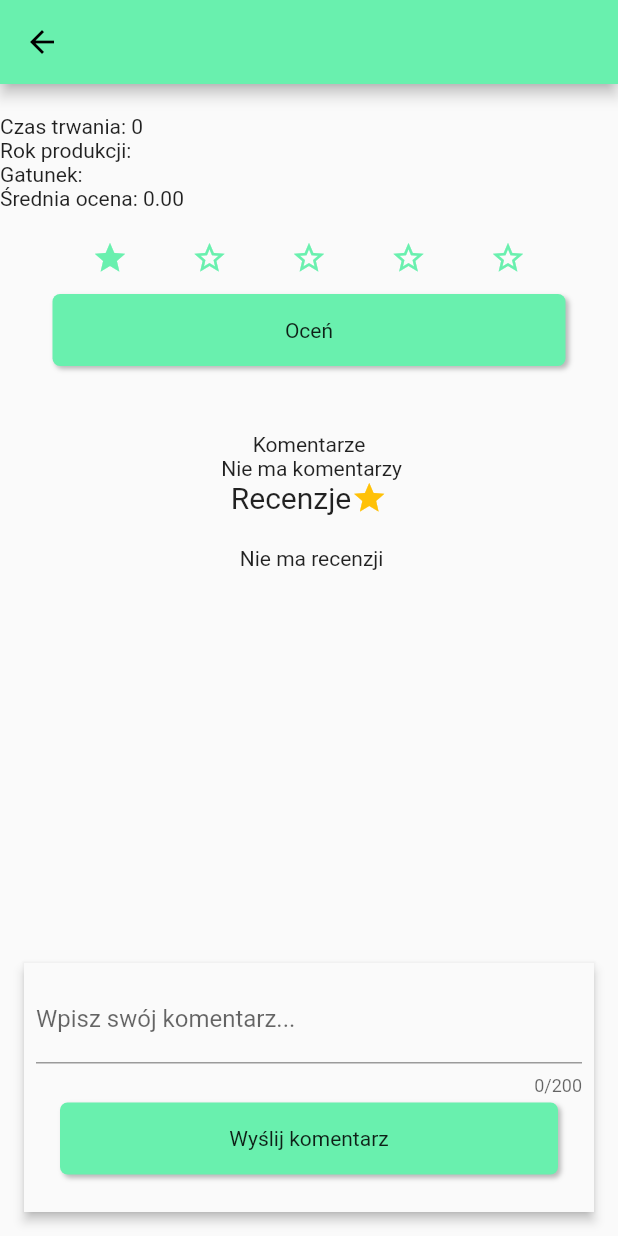
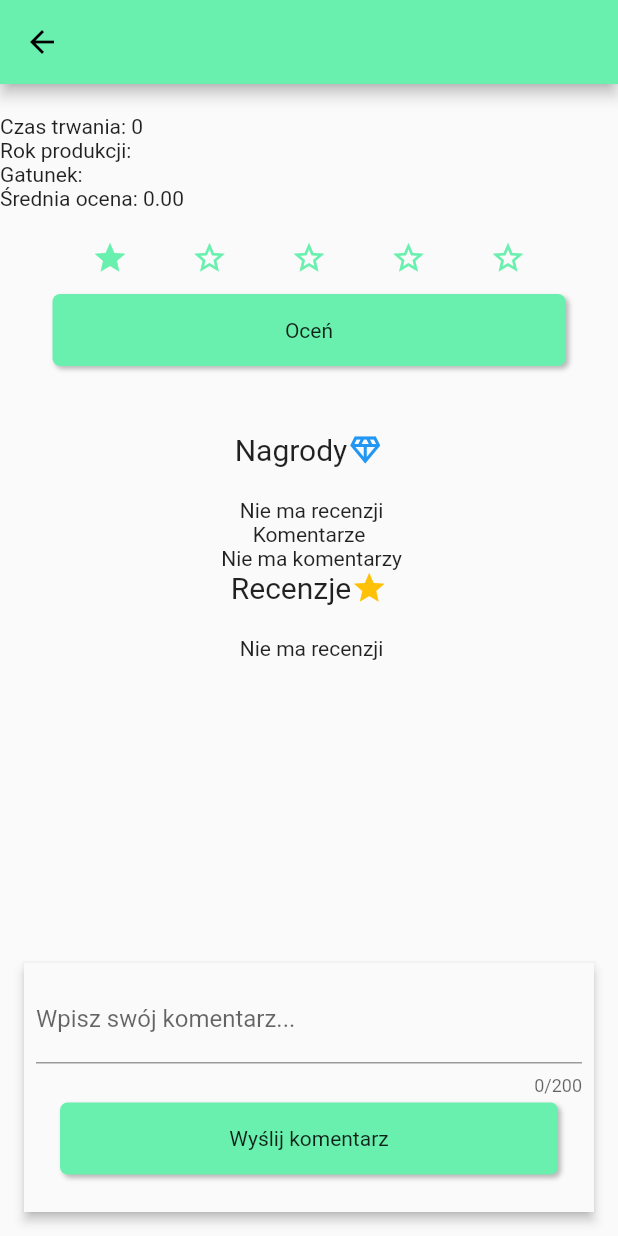
Before and after one commit to DimaGolt/Bazy_danych_2, a Flutter app: the FilmScreen screen opened directly with empty values, after a tap on the "star border" icon, on a phone screen of 412 x 824 dp. Run offline on Flutter 3.47's test engine with Material 2 defaults, Android fonts, the light colour scheme and no system bars; our stand-ins replace auto_route; missing offline and left inert: mysql_client; accounts and stored records are empty.

Commit message:
add prize widget to film screen

```diff
--- /dev/null
+++ b/lib/models/prize.dart
@@ -0,0 +1,7 @@
+class Prize {
+  int filmId;
+  String name;
+  String dateOfSuccess;
+
+  Prize(this.filmId, this.name, this.dateOfSuccess);
+}
--- a/lib/services/database_service.dart
+++ b/lib/services/database_service.dart
@@ -3,6 +3,7 @@ import 'package:mysql_client/mysql_client.dart';
 
 import '../models/film.dart';
 import '../models/person.dart';
+import '../models/prize.dart';
 import '../models/user.dart';
 import '../models/comment.dart';
 
@@ -119,5 +120,15 @@ class DatabaseService extends ChangeNotifier {
     return int.tryParse(result?.rows.first.colAt(3) ?? '1f');
   }
 
+  Future<List<Prize>> getPrizes(int filmId) async {
+    var result = await database
+        .execute("SELECT * FROM Based.NagrodaFilm WHERE FilmID = $filmId");
+    List<Prize> prizes = result.rows
+        .map((row) =>
+            Prize(int.parse(row.colAt(1)!), row.colAt(2)!, row.colAt(3)!))
+        .toList();
+    return prizes;
+  }
+
   void deleteUser() => user = null;
 }
--- a/lib/ui/screens/film_screen.dart
+++ b/lib/ui/screens/film_screen.dart
@@ -2,11 +2,13 @@ import 'package:bazy_flutter/models/film.dart';
 import 'package:bazy_flutter/services/database_service.dart';
 import 'package:bazy_flutter/ui/widgets/film_rating.dart';
 import 'package:bazy_flutter/ui/widgets/person_widget.dart';
+import 'package:bazy_flutter/ui/widgets/prize_widget.dart';
 import 'package:flutter/material.dart';
 import 'package:provider/provider.dart';
 
 import '../../models/person.dart';
 import '../../models/comment.dart';
+import '../../models/prize.dart';
 import '../widgets/comment_tile.dart';
 import '../widgets/expanded_button.dart';
 import '../widgets/new_comment_widget.dart';
@@ -24,6 +26,7 @@ class _FilmScreenState extends State<FilmScreen> {
   late Future<List<Comment>> futureComments;
   late Future<List<Comment>> futureProfessionalOpinion;
   late Future<int?> futureRating;
+  late Future<List<Prize>> futurePrizes;
   List<Person> cast = [];
 
   Film get film => widget.film;
@@ -34,6 +37,7 @@ class _FilmScreenState extends State<FilmScreen> {
     _refreshComments();
     _refreshOpinion();
     _getPreviousRating();
+    _getPrizes();
     super.initState();
   }
 
@@ -56,6 +60,10 @@ class _FilmScreenState extends State<FilmScreen> {
 
   _getPreviousRating() {
     futureRating = context.read<DatabaseService>().getRating(film.id);
+  }
+
+  _getPrizes() {
+    futurePrizes = context.read<DatabaseService>().getPrizes(film.id);
   }
 
   @override
@@ -86,6 +94,7 @@ class _FilmScreenState extends State<FilmScreen> {
               ..._filmDesc(),
               _filmRating(),
               const SizedBox(height: 20),
+              ..._prizes(),
               ..._cast(),
               ..._comments(),
               ..._professionalOpinion(),
@@ -122,11 +131,11 @@ class _FilmScreenState extends State<FilmScreen> {
                   Icons.error,
                   color: Colors.red,
                 ),
-                const Text('Something went wrong. Please, try again'),
+                const Text('Coś poszło nie tak. Spróbuj ponownie'),
                 ExpandedButton(
                   active: true,
                   onTap: _getPreviousRating(),
-                  text: 'Retry',
+                  text: 'Spróbuj ponownie',
                 ),
               ],
             ),
@@ -168,10 +177,10 @@ class _FilmScreenState extends State<FilmScreen> {
                     Icons.error,
                     color: Colors.red,
                   ),
-                  const Text('Something went wrong. Please, try again'),
+                  const Text('Coś poszło nie tak. Spróbuj ponownie'),
                   ExpandedButton(
                     onTap: _refreshCast,
-                    text: 'Retry',
+                    text: 'Spróbuj ponownie',
                   ),
                 ],
               ),
@@ -210,10 +219,10 @@ class _FilmScreenState extends State<FilmScreen> {
                     Icons.error,
                     color: Colors.red,
                   ),
-                  const Text('Something went wrong. Please, try again'),
+                  const Text('Coś poszło nie tak. Spróbuj ponownie'),
                   ExpandedButton(
                     onTap: _refreshComments,
-                    text: 'Retry',
+                    text: 'Spróbuj ponownie',
                   ),
                 ],
               ),
@@ -277,10 +286,79 @@ class _FilmScreenState extends State<FilmScreen> {
                     Icons.error,
                     color: Colors.red,
                   ),
-                  const Text('Something went wrong. Please, try again'),
+                  const Text('Coś poszło nie tak. Spróbuj ponownie'),
                   ExpandedButton(
                     onTap: _refreshComments,
-                    text: 'Retry',
+                    text: 'Spróbuj ponownie',
+                  ),
+                ],
+              ),
+            );
+          } else {
+            return const Center(child: CircularProgressIndicator());
+          }
+        },
+      ),
+    ];
+  }
+
+  _prizes() {
+    return [
+      Center(
+        child: Row(
+          mainAxisSize: MainAxisSize.max,
+          mainAxisAlignment: MainAxisAlignment.center,
+          children: const [
+            Text(
+              'Nagrody',
+              style: TextStyle(fontSize: 20),
+            ),
+            Icon(
+              Icons.diamond_outlined,
+              color: Colors.blue,
+            )
+          ],
+        ),
+      ),
+      FutureBuilder(
+        future: futurePrizes,
+        builder: (context, snap) {
+          if (snap.hasData) {
+            return snap.data!.isNotEmpty
+                ? SizedBox(
+                    height: 150,
+                    child: ListView.builder(
+                        shrinkWrap: true,
+                        scrollDirection: Axis.horizontal,
+                        itemCount: snap.data!.length,
+                        itemBuilder: (context, index) {
+                          return PrizeWidget(
+                              prize: snap.data!.elementAt(index));
+                        }),
+                  )
+                : Center(
+                    child: Column(
+                      children: const [
+                        SizedBox(
+                          height: 20,
+                        ),
+                        Text(' Nie ma recenzji'),
+                      ],
+                    ),
+                  );
+          } else if (snap.hasError) {
+            return Center(
+              child: Column(
+                mainAxisSize: MainAxisSize.min,
+                children: [
+                  const Icon(
+                    Icons.error,
+                    color: Colors.red,
+                  ),
+                  const Text('Coś poszło nie tak. Spróbuj ponownie'),
+                  ExpandedButton(
+                    onTap: _getPrizes(),
+                    text: 'Spróbuj ponownie',
                   ),
                 ],
               ),
--- a/lib/ui/screens/welcome_screen.dart
+++ b/lib/ui/screens/welcome_screen.dart
@@ -36,16 +36,16 @@ class _WelcomeScreenState extends State<WelcomeScreen> {
         mainAxisSize: MainAxisSize.min,
         children: [
           ExpandedButton(
-            text: 'Login',
+            text: 'Logowanie',
             onTap: () => context.router.push(const LoginScreenRoute()),
           ),
           ExpandedButton(
-            text: 'Register',
+            text: 'Rejestracja',
             onTap: () => context.router.push(const RegisterScreenRoute()),
           ),
           ExpandedButton(
             onTap: () => context.router.push(const HomeScreenRoute()),
-            text: 'Skip',
+            text: 'Pomiń',
           ),
         ],
       ),
```
Also changed, not shown: lib/ui/screens/home_screen.dart (+5 -5 lines), lib/ui/screens/person_screen.dart (added, +23 -0 lines), lib/ui/widgets/prize_widget.dart (added, +31 -0 lines).
